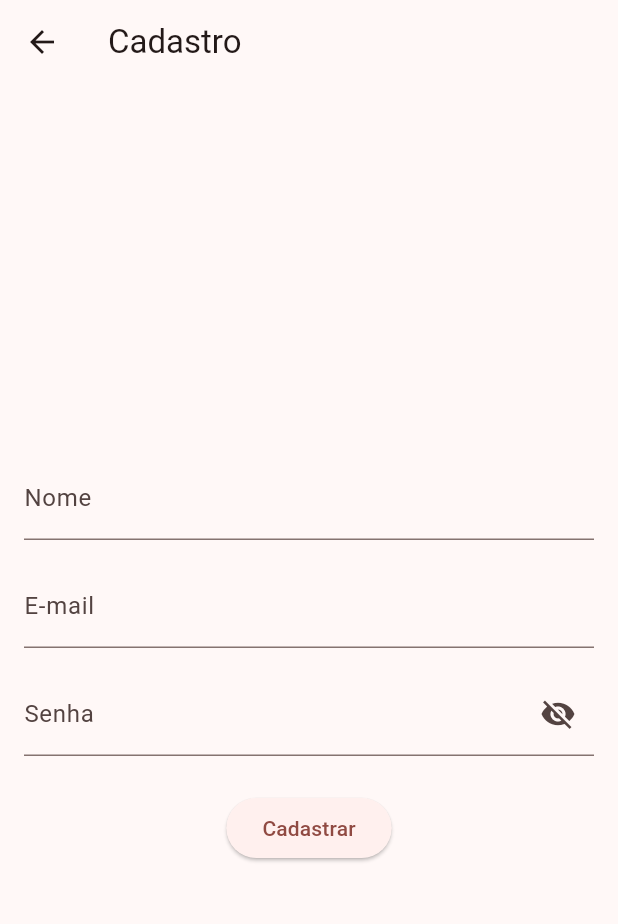
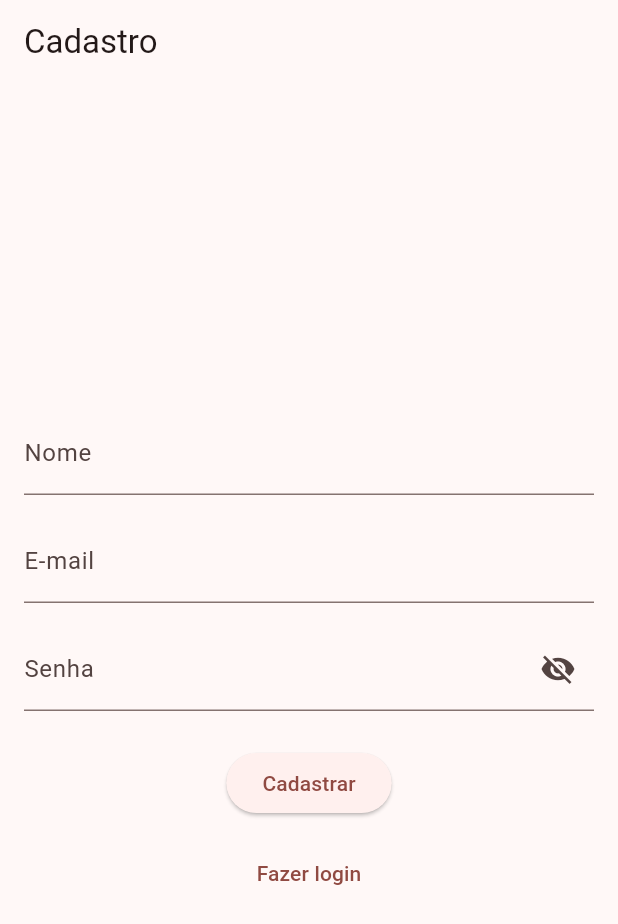
Before and after one commit to Blashss/PokedexApp, a Flutter app: the screen it shows after launch, after a tap on "Criar conta", on a phone screen of 412 x 824 dp. Shown: the top 924 px of the screen. Run offline on Flutter 3.47's test engine with Material 3 defaults, Android fonts, the phone set to English and light mode, and no system bars; our stand-ins replace cached_network_image, sqflite; accounts and stored records are empty.

Commit message:
logica da mudança entre login e cadastrar arrumada

```diff
--- a/lib/views/login.dart
+++ b/lib/views/login.dart
@@ -92,7 +92,7 @@ class _LoginState extends State<Login> {
               const SizedBox(height: 12),
               TextButton(
                 onPressed: () {
-                  Navigator.push(
+                  Navigator.pushReplacement(
                     context,
                     MaterialPageRoute(builder: (_) => const Register()),
                   );
--- a/lib/views/register.dart
+++ b/lib/views/register.dart
@@ -1,6 +1,7 @@
 import 'package:flutter/material.dart';
 import 'package:pokedex_app/services/database_helper.dart';
 import 'package:pokedex_app/views/basepage.dart';
+import 'package:pokedex_app/views/login.dart';
 import '../models/user.dart';
 
 class Register extends StatefulWidget {
@@ -114,6 +115,16 @@ class _RegisterState extends State<Register> {
                 onPressed: _register,
                 child: const Text('Cadastrar'),
               ),
+              const SizedBox(height: 12),
+              TextButton(
+                onPressed: () {
+                  Navigator.pushReplacement(
+                    context,
+                    MaterialPageRoute(builder: (_) => const Login()),
+                  );
+                },
+                child: const Text('Fazer login'),
+              ),
             ],
           ),
         ),
```
